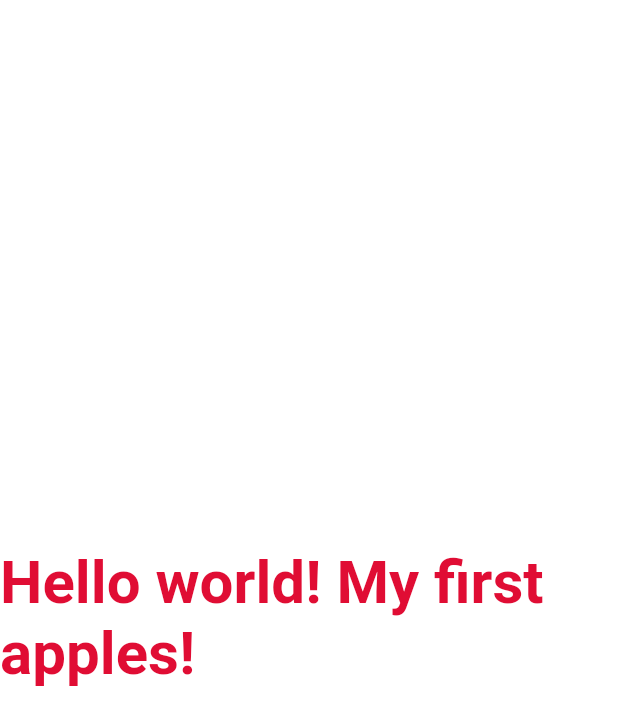
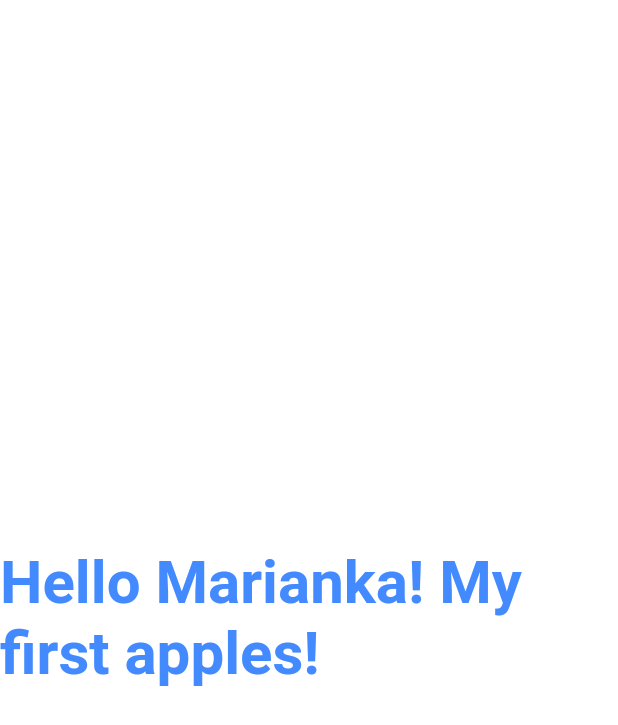
Before and after one commit to CaptainStorm21/Flutter-my_helloworld, a Flutter app: the screen it shows after launch, on a phone screen of 412 x 824 dp. Shown: the top 725 px of the screen. Run offline on Flutter 3.47's test engine with Material 2 defaults, Android fonts, the light colour scheme and no system bars.

Commit message:
53-string interpolation

```diff
--- a/lib/main.dart
+++ b/lib/main.dart
@@ -1,13 +1,15 @@
 import 'package:flutter/material.dart';
+
+const name = "Marianka";
 
 void main(){
   runApp (const Center(
-    child: Text('Hello world! My first apples!',
+    child: Text('Hello $name! My first apples!',
     textDirection:TextDirection.ltr,
     style: TextStyle(
       fontWeight:FontWeight.bold,
       fontSize: 40,
-      color: Color.fromARGB(255, 224, 13, 52)
+      color: Colors.blueAccent,
     ) )
   ));
 }
```
